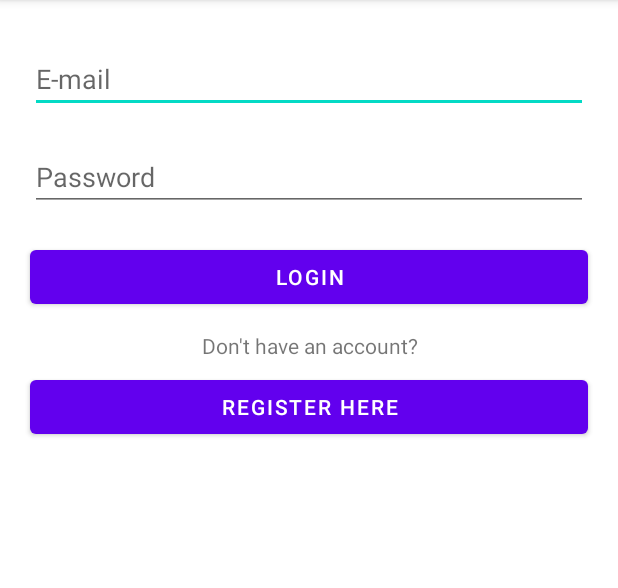
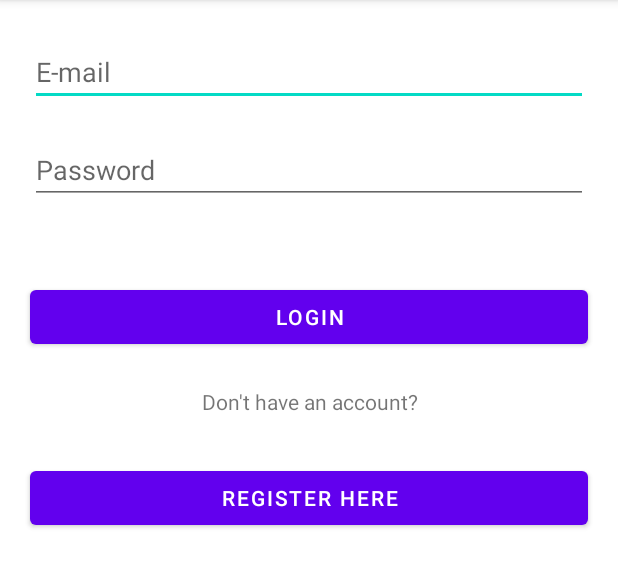
Before and after one commit to StringLAX/RoadSignSpotter, an Android app: the screen it shows after launch (LoginActivity), on a phone screen of 412 x 824 dp, the part 84-672 px from its top. Run offline under Robolectric (Android 15) with nearby library versions, the phone set to English and light mode, and no system bars.

Commit message:
Capstone Started Day 2

```diff
--- a/app/src/main/res/layout/activity_login.xml
+++ b/app/src/main/res/layout/activity_login.xml
@@ -1,61 +1,95 @@
 <?xml version="1.0" encoding="utf-8"?>
-<LinearLayout xmlns:android="http://schemas.android.com/apk/res/android"
+<androidx.constraintlayout.widget.ConstraintLayout xmlns:android="http://schemas.android.com/apk/res/android"
     xmlns:tools="http://schemas.android.com/tools"
     android:layout_width="match_parent"
     android:layout_height="match_parent"
+    xmlns:app="http://schemas.android.com/apk/res-auto"
     tools:context=".ui.LoginActivity"
     android:orientation="vertical">
+
+    <ProgressBar
+        android:id="@+id/progress_bar"
+        style="?android:attr/progressBarStyle"
+        android:layout_width="80dp"
+        android:layout_height="80dp"
+        android:visibility="gone"
+        app:flow_horizontalAlign="center"
+        app:layout_constraintBottom_toBottomOf="parent"
+        app:layout_constraintEnd_toEndOf="parent"
+        app:layout_constraintHorizontal_bias="0.498"
+        app:layout_constraintStart_toStartOf="parent"
+        app:layout_constraintTop_toTopOf="parent"
+        app:layout_constraintVertical_bias="0.574" />
 
     <com.c23ps203.roadsignspotter.customview.EmailEditText
         android:id="@+id/ed_login_email"
         android:layout_width="match_parent"
         android:layout_height="wrap_content"
-        android:layout_marginLeft="20dp"
-        android:layout_marginTop="30dp"
-        android:layout_marginRight="20dp"
-        android:layout_marginBottom="10dp"
+        android:layout_margin="20dp"
+        android:layout_marginTop="10dp"
+        android:layout_marginBottom="5dp"
         android:ems="10"
         android:hint="@string/email"
-        android:inputType="textEmailAddress" />
+        android:inputType="textEmailAddress"
+        app:layout_constraintBottom_toBottomOf="parent"
+        app:layout_constraintEnd_toEndOf="parent"
+        app:layout_constraintHorizontal_bias="0.6"
+        app:layout_constraintStart_toStartOf="parent"
+        app:layout_constraintTop_toTopOf="parent"
+        app:layout_constraintVertical_bias="0.008" />
 
     <com.c23ps203.roadsignspotter.customview.PasswordEditText
         android:id="@+id/ed_login_password"
         android:layout_width="match_parent"
         android:layout_height="wrap_content"
-        android:layout_marginTop="10dp"
+        android:layout_marginHorizontal="20dp"
+        android:layout_marginTop="20dp"
         android:layout_marginBottom="10dp"
-        android:layout_marginLeft="20dp"
-        android:layout_marginRight="20dp"
         android:hint="@string/password"
-        android:inputType="textPassword" />
+        android:inputType="textPassword"
+        app:layout_constraintBottom_toBottomOf="parent"
+        app:layout_constraintEnd_toEndOf="parent"
+        app:layout_constraintStart_toStartOf="parent"
+        app:layout_constraintTop_toBottomOf="@+id/ed_login_email"
+        app:layout_constraintVertical_bias="0.0" />
 
     <Button
         android:id="@+id/btn_login"
         android:layout_width="match_parent"
         android:layout_height="wrap_content"
+        android:layout_marginHorizontal="20dp"
         android:layout_marginTop="10dp"
         android:layout_marginBottom="10dp"
-        android:layout_marginLeft="20dp"
-        android:layout_marginRight="20dp"
-        android:text="@string/login" />
+        android:text="@string/login"
+        app:layout_constraintBottom_toBottomOf="parent"
+        app:layout_constraintTop_toBottomOf="@+id/ed_login_password"
+        app:layout_constraintVertical_bias="0.073"
+        tools:layout_editor_absoluteX="16dp" />
 
     <TextView
+        android:id="@+id/textView"
         android:layout_width="match_parent"
         android:layout_height="wrap_content"
+        android:gravity="center"
         android:text="@string/dont_have_account"
-        android:layout_marginTop="2dp"
-        android:layout_marginBottom="2dp"
-        android:layout_marginLeft="10dp"
-        android:layout_marginRight="10dp"
-        android:gravity="center"/>
+        app:layout_constraintBottom_toTopOf="@+id/btn_to_register"
+        app:layout_constraintTop_toBottomOf="@+id/btn_login"
+        app:layout_constraintVertical_bias="0.42"
+        tools:layout_editor_absoluteX="0dp" />
 
     <Button
         android:id="@+id/btn_to_register"
         android:layout_width="match_parent"
         android:layout_height="wrap_content"
-        android:layout_marginTop="5dp"
+        android:layout_marginLeft="20dp"
+        android:layout_marginTop="10dp"
+        android:layout_marginRight="20dp"
         android:layout_marginBottom="10dp"
-        android:layout_marginLeft="20dp"
-        android:layout_marginRight="20dp"
-        android:text="@string/click_register" />
-</LinearLayout>
+        android:text="@string/click_register"
+        app:layout_constraintBottom_toBottomOf="parent"
+        app:layout_constraintEnd_toEndOf="parent"
+        app:layout_constraintStart_toStartOf="parent"
+        app:layout_constraintTop_toBottomOf="@+id/ed_login_password"
+        app:layout_constraintVertical_bias="0.287" />
+
+</androidx.constraintlayout.widget.ConstraintLayout>
```
Also changed, not shown: app/src/main/java/com/c23ps203/roadsignspotter/ui/ChangePasswordActivity.kt (+9 -1 lines), app/src/main/java/com/c23ps203/roadsignspotter/ui/LoginActivity.kt (+9 -0 lines), app/src/main/java/com/c23ps203/roadsignspotter/ui/RegisterActivity.kt (+8 -0 lines), app/src/main/res/layout/activity_change_password.xml (+14 -0 lines), app/src/main/res/layout/activity_register.xml (+14 -0 lines).
